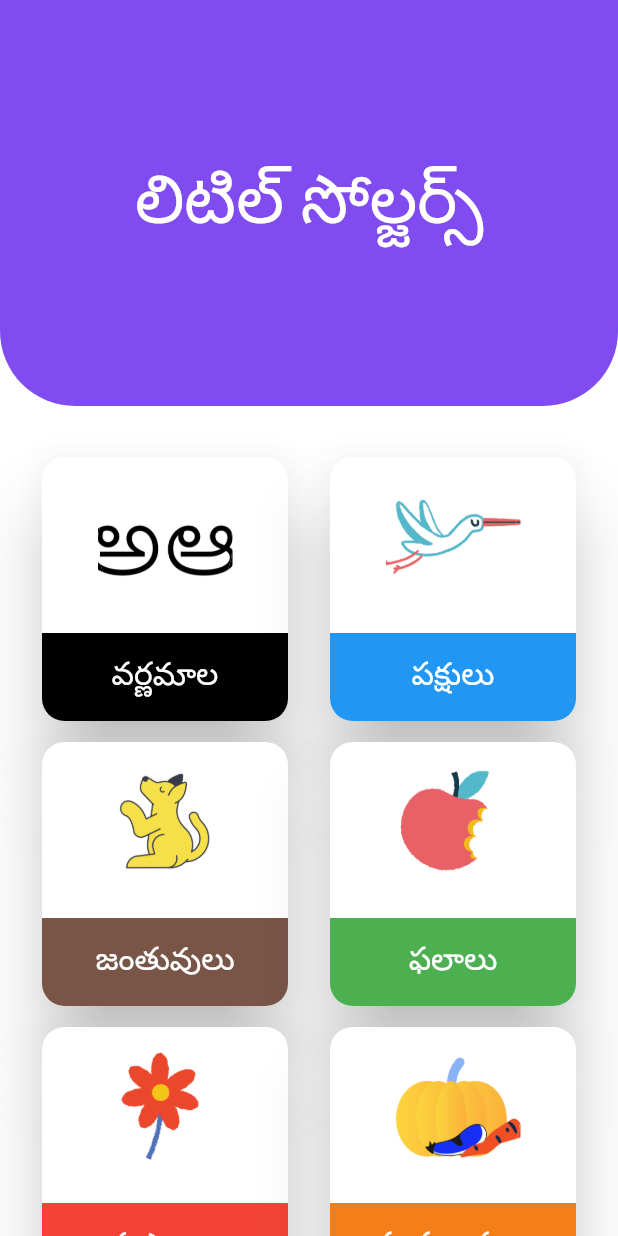
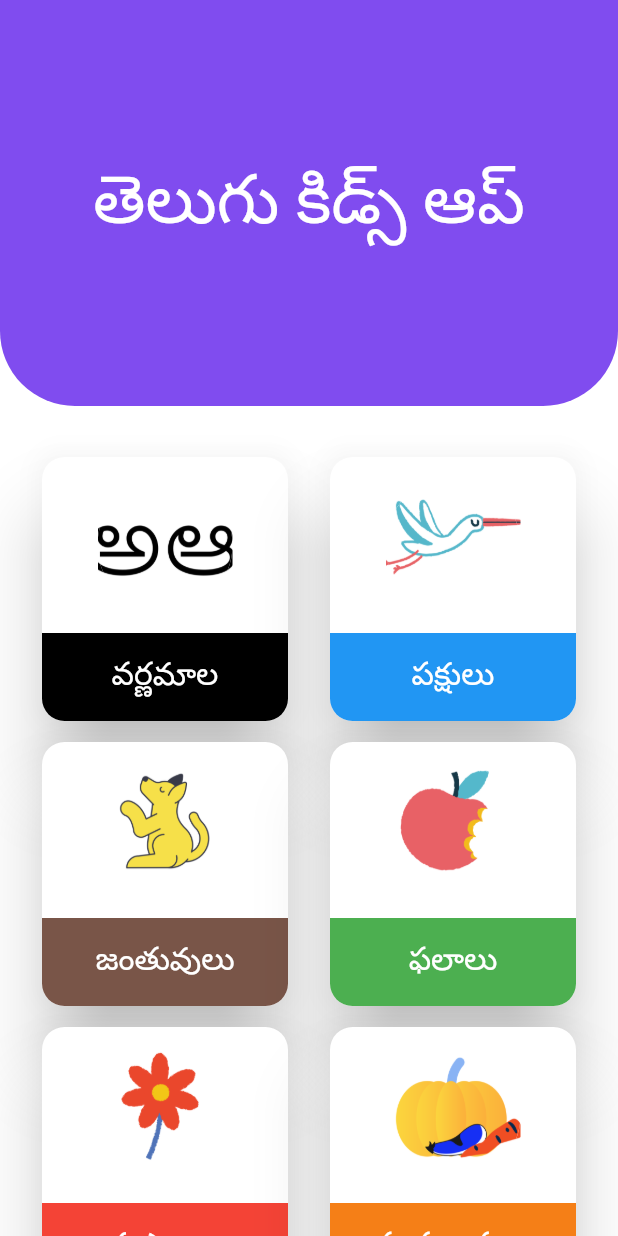
Before and after one commit to nsrisaimeher/code_little_stars, a Flutter app: the screen it shows after launch, on a phone screen of 412 x 824 dp. Run offline on Flutter 3.47's test engine with Material 2 defaults, Android fonts, the light colour scheme and no system bars; our stand-ins replace carousel_slider, google_fonts, splashscreen; Roboto replaces fonts that are missing (Ramaraja).

Commit message:
update launcher icon & App Name

```diff
--- a/lib/main.dart
+++ b/lib/main.dart
@@ -4,9 +4,15 @@ import 'package:code_little_stars/screens/fruits.dart';
 import 'package:code_little_stars/screens/varnamala.dart';
 import 'package:code_little_stars/screens/animals.dart';
 import 'package:code_little_stars/screens/veggies.dart';
+import 'package:code_little_stars/util/constants.dart';
 
 import 'package:flutter/material.dart';
+import 'package:flutter/services.dart';
 import 'screens/home.dart';
+
+import 'package:splashscreen/splashscreen.dart';
+import 'util/constants.dart';
+
 
 void main() {
   runApp(AppMain());
@@ -15,7 +21,11 @@ void main() {
 class AppMain extends StatelessWidget {
   @override
   Widget build(BuildContext context) {
+    SystemChrome.setPreferredOrientations([
+      DeviceOrientation.portraitUp,
+    ]);
     return MaterialApp(
+      debugShowCheckedModeBanner: false,
       routes: {
         '/varnamala': (context) => Varnamala(),
         '/birds': (context) => Birds(),
@@ -24,12 +34,22 @@ class AppMain extends StatelessWidget {
         '/flowers': (context) => Flowers(),
         '/veggies': (context) => Veggies(),
       },
-          home: SafeArea(
-            child: Scaffold(
-              backgroundColor: Colors.white,
-              body: Home(),
-
+      theme: ThemeData(
+        primaryColor: primaryColor,
       ),
+      home: SplashScreen(
+        seconds: 4,
+        navigateAfterSeconds: Home(),
+        title: Text(
+          'తెలుగు కిడ్స్ ఆప్',
+          style: buildHeadingFontStyle(context),
+        ),
+        image: Image.asset(
+          'assets/child.png',
+        ),
+        photoSize: 60.0,
+        loaderColor: Colors.white,
+        gradientBackground: RadialGradient(colors: [Colors.grey, primaryColor]),
       ),
     );
   }
--- a/lib/screens/home.dart
+++ b/lib/screens/home.dart
@@ -1,10 +1,8 @@
-
 import 'package:code_little_stars/util/constants.dart';
 import 'package:code_little_stars/util/optioncard.dart';
 import 'package:flutter/material.dart';
 import '../util/titlecard.dart';
 import 'package:google_fonts/google_fonts.dart';
-
 
 class Home extends StatelessWidget {
   int _colorIndex = 0;
@@ -20,16 +18,18 @@ class Home extends StatelessWidget {
 
   @override
   Widget build(BuildContext context) {
-    return Column(
+    return SafeArea(
+      child: Scaffold(
+        backgroundColor: Colors.white,
+        body: Column(
           children: [
             Expanded(
               child: TitleCard(
                 cardRadius: cardRadius,
                 cardChild: Center(
                     child: Text(
-              'లిటిల్ సోల్జర్స్',
+                  'తెలుగు కిడ్స్ ఆప్',
                   style: buildTeluguFontStyle(context),
-
                 )),
               ),
             ),
@@ -39,6 +39,9 @@ class Home extends StatelessWidget {
             Expanded(
               flex: 2,
               child: Container(
+                child: GlowingOverscrollIndicator(
+                  axisDirection: AxisDirection.down,
+                  color: Color(0XFFb67bff),
                   child: GridView.count(
                     primary: false,
                     padding: const EdgeInsets.all(20),
@@ -52,7 +55,9 @@ class Home extends StatelessWidget {
                         },
                         child: OptionCard(
                           optionText: 'వర్ణమాల',
-                    widgetColor: optionColors[0], imagePath: 'assets/alphabet.png', isCircleImage: true,
+                          widgetColor: optionColors[0],
+                          imagePath: 'assets/alphabet.png',
+                          isCircleImage: true,
                         ),
                       ),
                       GestureDetector(
@@ -61,7 +66,9 @@ class Home extends StatelessWidget {
                         },
                         child: OptionCard(
                           optionText: 'పక్షులు',
-                    widgetColor: optionColors[getNextColorIndex()], imagePath: 'assets/birds.png', isCircleImage: true,
+                          widgetColor: optionColors[getNextColorIndex()],
+                          imagePath: 'assets/birds.png',
+                          isCircleImage: true,
                         ),
                       ),
                       GestureDetector(
@@ -70,7 +77,9 @@ class Home extends StatelessWidget {
                         },
                         child: OptionCard(
                           optionText: 'జంతువులు',
-                    widgetColor: optionColors[getNextColorIndex()], imagePath: 'assets/animals.png', isCircleImage: true,
+                          widgetColor: optionColors[getNextColorIndex()],
+                          imagePath: 'assets/animals.png',
+                          isCircleImage: true,
                         ),
                       ),
                       GestureDetector(
@@ -79,7 +88,9 @@ class Home extends StatelessWidget {
                         },
                         child: OptionCard(
                           optionText: 'ఫలాలు',
-                    widgetColor: optionColors[getNextColorIndex()], imagePath: 'assets/fruits.png', isCircleImage: true,
+                          widgetColor: optionColors[getNextColorIndex()],
+                          imagePath: 'assets/fruits.png',
+                          isCircleImage: true,
                         ),
                       ),
                       GestureDetector(
@@ -88,7 +99,9 @@ class Home extends StatelessWidget {
                         },
                         child: OptionCard(
                           optionText: 'పుష్పాలు',
-                    widgetColor: optionColors[getNextColorIndex()], imagePath: 'assets/flowers.png', isCircleImage: true,
+                          widgetColor: optionColors[getNextColorIndex()],
+                          imagePath: 'assets/flowers.png',
+                          isCircleImage: true,
                         ),
                       ),
                       GestureDetector(
@@ -97,17 +110,22 @@ class Home extends StatelessWidget {
                         },
                         child: OptionCard(
                           optionText: 'కూరగాయలు',
-                    widgetColor: optionColors[getNextColorIndex()], imagePath: 'assets/veggies.png', isCircleImage: true,
+                          widgetColor: optionColors[getNextColorIndex()],
+                          imagePath: 'assets/veggies.png',
+                          isCircleImage: true,
                         ),
                       ),
                     ],
-            )))
+                  ),
+                ),
+              ),
+            )
           ],
+        ),
+      ),
     );
   }
 
   TextStyle buildTeluguFontStyle(BuildContext context) => GoogleFonts.ramaraja(
-                color: Colors.white,
-                textStyle: Theme.of(context).textTheme.headline3
-              );
+      color: Colors.white, textStyle: Theme.of(context).textTheme.headline3);
 }
--- a/lib/util/constants.dart
+++ b/lib/util/constants.dart
@@ -7,6 +7,11 @@ final Radius cardRadius = Radius.circular(50);
 
 TextStyle buildTeluguFontStyle(BuildContext context) => GoogleFonts.ramaraja(
     color: Colors.white, textStyle: Theme.of(context).textTheme.headline3);
+
+TextStyle buildHeadingFontStyle(BuildContext context) => GoogleFonts.ramaraja(
+    color: Colors.white, textStyle: Theme.of(context).textTheme.headline3);
+
+
 
   List<Color> optionColors = [
     Colors.black,
@@ -313,7 +318,7 @@ TextStyle buildTeluguFontStyle(BuildContext context) => GoogleFonts.ramaraja(
 
     },
     {
-      'optionText': 'గుడ్లగుబ',
+      'optionText': 'గుడ్లగూబ',
       'optionImagePath': 'assets/birds/owl.jpg'
 
     },
@@ -519,7 +524,7 @@ TextStyle buildTeluguFontStyle(BuildContext context) => GoogleFonts.ramaraja(
 
     },
     {
-      'optionText': 'టమాటో',
+      'optionText': 'టమోటా',
       'optionImagePath': 'assets/veggies/tomatoes.jpg'
 
     },
--- a/pubspec.yaml
+++ b/pubspec.yaml
@@ -30,6 +30,7 @@ dependencies:
   cupertino_icons: ^1.0.0
   google_fonts: ^1.1.1
   carousel_slider: ^2.3.1
+  splashscreen: ^1.3.5
 
 dev_dependencies:
   flutter_test:
```
Also changed, not shown: lib/util/titleappcard.dart (+5 -5 lines), assets/child.png (added), pubspec.lock, 6 other files. Lines whose indentation alone changed are shown as unchanged.
